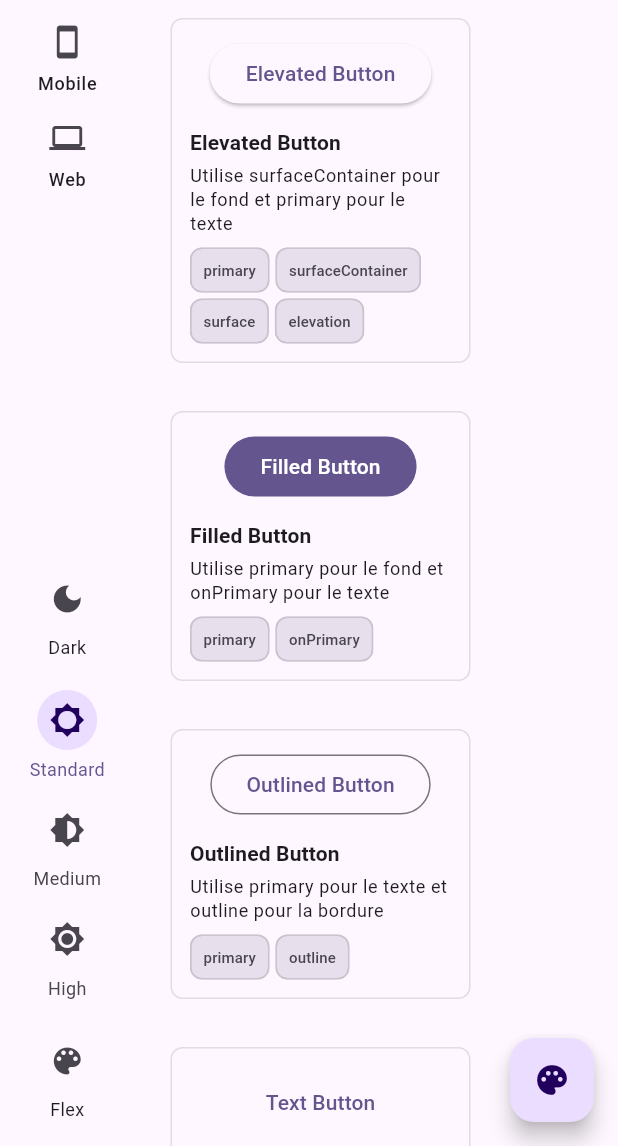
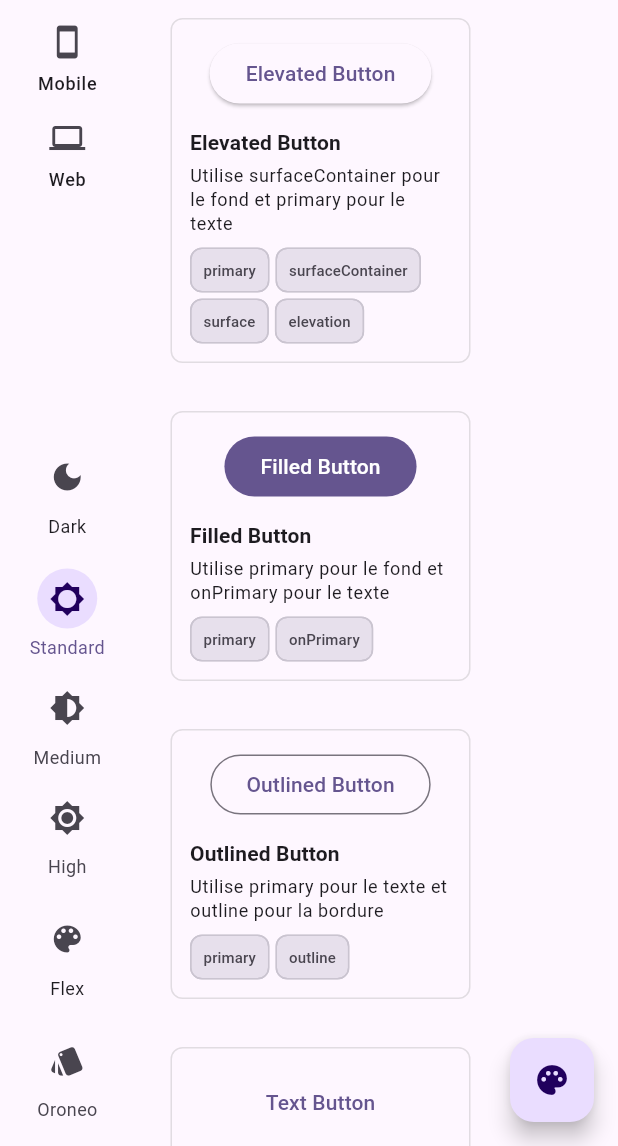
Before and after one commit to ZooCo38/m3builderai, a Flutter app: the screen it shows after launch, on a phone screen of 412 x 824 dp, the part 90-1236 px from its top. Run offline on Flutter 3.47's test engine with Material 3 defaults, Android fonts, the phone set to English and light mode, and no system bars; our stand-ins replace file_picker, flex_color_scheme, flutter_colorpicker, flutter_svg; missing offline and left inert: dart:html.

Commit message:
Ajout du thème Oroneo et intégration des assets SVG

```diff
--- a/lib/main.dart
+++ b/lib/main.dart
@@ -2,6 +2,7 @@ import 'package:flutter/material.dart';
 import 'package:provider/provider.dart';
 import 'theme/theme_controller.dart';
 import 'views/home_view.dart';
+import 'themes/oroneo_theme.dart'; // Importer le thème Oroneo
 
 void main() {
   runApp(
@@ -21,10 +22,12 @@ class MyApp extends StatelessWidget {
       builder: (context, themeController, child) {
         print("MyApp rebuilding with themeMode: ${themeController.themeMode}");
 
+        // Vous pouvez choisir d'utiliser le thème Oroneo par défaut
+        // ou de le proposer comme option dans ThemeController
         return MaterialApp(
-          title: 'M3 Builder AI',
-          theme: themeController.lightTheme,
-          darkTheme: themeController.darkTheme,
+          title: 'Oroneo Theme Builder',
+          theme: themeController.lightTheme, // Ou OroneoTheme.lightTheme
+          darkTheme: themeController.darkTheme, // Ou OroneoTheme.darkTheme
           themeMode: themeController.themeMode,
           home: const HomeView(),
         );
--- a/lib/theme/theme_controller.dart
+++ b/lib/theme/theme_controller.dart
@@ -2,9 +2,7 @@ import 'package:flutter/material.dart';
 import 'package:flex_color_scheme/flex_color_scheme.dart';
 import '../models/theme_model.dart';
 import 'material_theme.dart';
-
-import 'package:flutter/material.dart';
-import '../models/theme_model.dart';
+import '../themes/oroneo_theme.dart';
 
 // Enum pour les niveaux de contraste
 enum ContrastLevel {
@@ -22,6 +20,16 @@ class ComponentInfo {
 }
 
 class ThemeController extends ChangeNotifier {
+  // Propriété pour le thème Oroneo
+  bool _useOroneoTheme = false;
+  bool get useOroneoTheme => _useOroneoTheme;
+
+  // Méthode pour basculer entre le thème standard et le thème Oroneo
+  void toggleOroneoTheme() {
+    _useOroneoTheme = !_useOroneoTheme;
+    notifyListeners();
+  }
+
   // Modèles de thème pour différents modes et niveaux de contraste
   final ThemeModel _currentThemeModel = ThemeModel();
   final ThemeModel _darkThemeModel = ThemeModel();
@@ -172,21 +180,25 @@ class ThemeController extends ChangeNotifier {
   }
 
   // Getters pour les thèmes light et dark (pour MaterialApp)
-  ThemeData get lightTheme => _useFlexColorScheme
+  ThemeData get lightTheme => _useOroneoTheme
+      ? OroneoTheme.lightTheme
+      : (_useFlexColorScheme
           ? _createFlexTheme(Brightness.light)
           : ThemeData(
               useMaterial3: _useMaterial3,
               colorScheme: _currentThemeModel.toColorScheme(Brightness.light),
               brightness: Brightness.light,
-        );
+            ));
 
-  ThemeData get darkTheme => _useFlexColorScheme
+  ThemeData get darkTheme => _useOroneoTheme
+      ? OroneoTheme.darkTheme
+      : (_useFlexColorScheme
           ? _createFlexTheme(Brightness.dark)
           : ThemeData(
               useMaterial3: _useMaterial3,
               colorScheme: _darkThemeModel.toColorScheme(Brightness.dark),
               brightness: Brightness.dark,
-        );
+            ));
 
   // Obtenir le modèle de thème en fonction des paramètres actuels
   ThemeModel _getModelForCurrentSettings() {
--- /dev/null
+++ b/lib/themes/oroneo_theme.dart
@@ -0,0 +1,171 @@
+import 'package:flutter/material.dart';
+
+class OroneoTheme {
+  // Couleurs principales
+  static const Color primaryColor = Color(0xFFFF4081); // Rose/magenta
+  static const Color secondaryColor = Color(0xFFFF9800); // Orange
+  static const Color tertiaryColor = Color(0xFF4CAF50); // Vert
+
+  // Couleurs de fond
+  static const Color darkBackground = Color(0xFF121212); // Noir presque pur
+  static const Color lightBackground = Color(0xFFFAFAFA); // Blanc cassé
+
+  // Couleurs de texte
+  static const Color darkTextColor = Color(0xFF121212);
+  static const Color lightTextColor = Color(0xFFFFFFFF);
+
+  // Couleurs d'accent
+  static const Color accentColor = Color(0xFFFF4081); // Rose/magenta
+  static const Color successColor = Color(0xFF4CAF50); // Vert
+  static const Color warningColor = Color(0xFFFF9800); // Orange
+  static const Color errorColor = Color(0xFFE53935); // Rouge
+
+  // Dégradés
+  static const LinearGradient orangeGradient = LinearGradient(
+    colors: [Color(0xFFFF9800), Color(0xFFFF5722)],
+    begin: Alignment.topLeft,
+    end: Alignment.bottomRight,
+  );
+
+  static const LinearGradient pinkGradient = LinearGradient(
+    colors: [Color(0xFFFF4081), Color(0xFFC51162)],
+    begin: Alignment.topLeft,
+    end: Alignment.bottomRight,
+  );
+
+  // Thème sombre (par défaut)
+  static ThemeData darkTheme = ThemeData(
+    useMaterial3: true,
+    brightness: Brightness.dark,
+    colorScheme: ColorScheme.dark(
+      primary: primaryColor,
+      secondary: secondaryColor,
+      tertiary: tertiaryColor,
+      background: darkBackground,
+      surface: darkBackground.withOpacity(0.8),
+      error: errorColor,
+      onPrimary: lightTextColor,
+      onSecondary: lightTextColor,
+      onTertiary: lightTextColor,
+      onBackground: lightTextColor,
+      onSurface: lightTextColor,
+      onError: lightTextColor,
+    ),
+    appBarTheme: AppBarTheme(
+      backgroundColor: darkBackground,
+      foregroundColor: lightTextColor,
+      elevation: 0,
+    ),
+    cardTheme: CardTheme(
+      color: darkBackground.withOpacity(0.6),
+      elevation: 0,
+      shape: RoundedRectangleBorder(
+        borderRadius: BorderRadius.circular(16),
+      ),
+    ),
+    elevatedButtonTheme: ElevatedButtonThemeData(
+      style: ElevatedButton.styleFrom(
+        backgroundColor: secondaryColor,
+        foregroundColor: lightTextColor,
+        shape: RoundedRectangleBorder(
+          borderRadius: BorderRadius.circular(30),
+        ),
+        padding: const EdgeInsets.symmetric(horizontal: 24, vertical: 12),
+      ),
+    ),
+    textButtonTheme: TextButtonThemeData(
+      style: TextButton.styleFrom(
+        foregroundColor: primaryColor,
+      ),
+    ),
+    outlinedButtonTheme: OutlinedButtonThemeData(
+      style: OutlinedButton.styleFrom(
+        foregroundColor: primaryColor,
+        side: BorderSide(color: primaryColor),
+        shape: RoundedRectangleBorder(
+          borderRadius: BorderRadius.circular(30),
+        ),
+        padding: const EdgeInsets.symmetric(horizontal: 24, vertical: 12),
+      ),
+    ),
+    inputDecorationTheme: InputDecorationTheme(
+      border: OutlineInputBorder(
+        borderRadius: BorderRadius.circular(8),
+      ),
+      focusedBorder: OutlineInputBorder(
+        borderRadius: BorderRadius.circular(8),
+        borderSide: BorderSide(color: primaryColor, width: 2),
+      ),
+      filled: true,
+      fillColor: darkBackground.withOpacity(0.3),
+    ),
+  );
+
+  // Thème clair
+  static ThemeData lightTheme = ThemeData(
+    useMaterial3: true,
+    brightness: Brightness.light,
+    colorScheme: ColorScheme.light(
+      primary: primaryColor,
+      secondary: secondaryColor,
+      tertiary: tertiaryColor,
+      background: lightBackground,
+      surface: Colors.white,
+      error: errorColor,
+      onPrimary: lightTextColor,
+      onSecondary: lightTextColor,
+      onTertiary: lightTextColor,
+      onBackground: darkTextColor,
+      onSurface: darkTextColor,
+      onError: lightTextColor,
+    ),
+    appBarTheme: AppBarTheme(
+      backgroundColor: Colors.white,
+      foregroundColor: darkTextColor,
+      elevation: 0,
+    ),
+    cardTheme: CardTheme(
+      color: Colors.white,
+      elevation: 1,
+      shape: RoundedRectangleBorder(
+        borderRadius: BorderRadius.circular(16),
+      ),
+    ),
+    elevatedButtonTheme: ElevatedButtonThemeData(
+      style: ElevatedButton.styleFrom(
+        backgroundColor: secondaryColor,
+        foregroundColor: lightTextColor,
+        shape: RoundedRectangleBorder(
+          borderRadius: BorderRadius.circular(30),
+        ),
+        padding: const EdgeInsets.symmetric(horizontal: 24, vertical: 12),
+      ),
+    ),
+    textButtonTheme: TextButtonThemeData(
+      style: TextButton.styleFrom(
+        foregroundColor: primaryColor,
+      ),
+    ),
+    outlinedButtonTheme: OutlinedButtonThemeData(
+      style: OutlinedButton.styleFrom(
+        foregroundColor: primaryColor,
+        side: BorderSide(color: primaryColor),
+        shape: RoundedRectangleBorder(
+          borderRadius: BorderRadius.circular(30),
+        ),
+        padding: const EdgeInsets.symmetric(horizontal: 24, vertical: 12),
+      ),
+    ),
+    inputDecorationTheme: InputDecorationTheme(
+      border: OutlineInputBorder(
+        borderRadius: BorderRadius.circular(8),
+      ),
+      focusedBorder: OutlineInputBorder(
+        borderRadius: BorderRadius.circular(8),
+        borderSide: BorderSide(color: primaryColor, width: 2),
+      ),
+      filled: true,
+      fillColor: Colors.grey[100],
+    ),
+  );
+}
--- a/lib/views/home_view.dart
+++ b/lib/views/home_view.dart
@@ -244,6 +244,10 @@ class _HomeViewState extends State<HomeView> {
                             ),
                           ],
                         ),
+
+                        // Ajout du bouton pour le thème Oroneo
+                        const SizedBox(height: 16),
+                        _buildOroneoThemeButton(),
                       ],
                     ),
                   ),
@@ -318,4 +322,39 @@ class _HomeViewState extends State<HomeView> {
         return ComponentPreview(viewType: _viewTitles[0]);
     }
   }
+
+  // Méthode pour construire le bouton de thème Oroneo
+  Widget _buildOroneoThemeButton() {
+    final themeController = Provider.of<ThemeController>(context);
+    final currentTheme = themeController.currentTheme;
+
+    return Column(
+      children: [
+        IconButton(
+          icon: const Icon(Icons.style),
+          tooltip: 'Basculer vers le thème Oroneo',
+          onPressed: () {
+            Provider.of<ThemeController>(context, listen: false).toggleOroneoTheme();
+          },
+          style: IconButton.styleFrom(
+            backgroundColor: themeController.useOroneoTheme
+                ? currentTheme.colorScheme.primaryContainer
+                : Colors.transparent,
+            foregroundColor: themeController.useOroneoTheme
+                ? currentTheme.colorScheme.onPrimaryContainer
+                : currentTheme.colorScheme.onSurfaceVariant,
+          ),
+        ),
+        Text(
+          'Oroneo',
+          style: TextStyle(
+            fontSize: 12,
+            color: themeController.useOroneoTheme
+                ? currentTheme.colorScheme.primary
+                : currentTheme.colorScheme.onSurfaceVariant,
+          ),
+        ),
+      ],
+    );
+  }
 }
--- /dev/null
+++ b/lib/widgets/oroneo_logo.dart
@@ -0,0 +1,33 @@
+import 'package:flutter/material.dart';
+import 'package:flutter_svg/flutter_svg.dart';
+
+class OroneoLogo extends StatelessWidget {
+  final double size;
+  final bool isLight;
+  final bool useFullLogo;
+
+  const OroneoLogo({
+    Key? key,
+    this.size = 48.0,
+    this.isLight = false,
+    this.useFullLogo = false,
+  }) : super(key: key);
+
+  @override
+  Widget build(BuildContext context) {
+    final String assetName = useFullLogo
+        ? (isLight ? 'assets/oroneo/Logolight.svg' : 'assets/oroneo/Logodark.svg')
+        : (isLight
+            ? 'assets/oroneo/Olight.svg'
+            : Theme.of(context).brightness == Brightness.dark
+                ? 'assets/oroneo/Odark.svg'
+                : 'assets/oroneo/Ogrey.svg');
+
+    return SvgPicture.asset(
+      assetName,
+      width: useFullLogo ? size * 3 : size,
+      height: size,
+      semanticsLabel: 'Oroneo Logo',
+    );
+  }
+}
--- a/pubspec.yaml
+++ b/pubspec.yaml
@@ -35,6 +35,7 @@ dependencies:
   path_provider: ^2.1.0
   url_launcher: ^6.1.12
   flex_color_scheme: ^7.3.1  # Ajout de flex_color_scheme
+  flutter_svg: ^2.0.7  # Ajout pour supporter les SVG
 
 dev_dependencies:
   flutter_test:
@@ -59,9 +60,8 @@ flutter:
   uses-material-design: true
 
   # To add assets to your application, add an assets section, like this:
-  # assets:
-  #   - images/a_dot_burr.jpeg
-  #   - images/a_dot_ham.jpeg
+  assets:
+    - assets/oroneo/
 
   # An image asset can refer to one or more resolution-specific "variants", see
   # https://flutter.dev/to/resolution-aware-images
```
Also changed, not shown: assets/oroneo/Logodark.svg (added), assets/oroneo/Logolight.svg (added), assets/oroneo/Odark.svg (added), assets/oroneo/Ogrey.svg (added), assets/oroneo/Olight.svg (added), pubspec.lock. Lines whose indentation alone changed are shown as unchanged.
